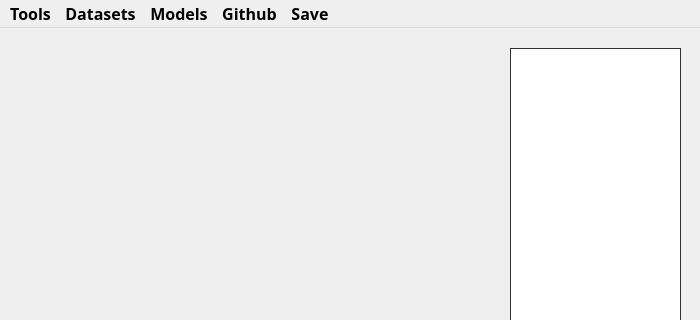
First picture: the form in Gui/Initial Window/form.ui, repository dirtishurt/Ai_For_All, before the edit; both pictures show x 0 to 700 and y 0 to 320 of the 700 by 560 pixel window.
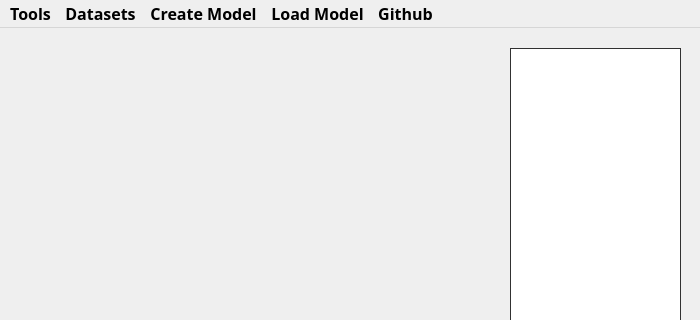
Second picture: the form after the edit. Custom widgets are drawn as their Qt base class.

Commit message: Added functionality to the create models button

What changed in the file:
```diff
--- a/Gui/Initial Window/form.ui
+++ b/Gui/Initial Window/form.ui
@@ -454,9 +454,9 @@
     <addaction name="actionRemove_2"/>
     <addaction name="actionOpen_2"/>
    </widget>
-   <widget class="QMenu" name="menuModels">
+   <widget class="CreateModels" name="menuCreateModels">
     <property name="title">
-     <string>Models</string>
+     <string>Create Model</string>
     </property>
    </widget>
    <widget class="Github" name="menuGithub">
@@ -464,16 +464,16 @@
      <string>Github</string>
     </property>
    </widget>
-   <widget class="QMenu" name="menuSave">
+   <widget class="QMenu" name="menuLoad_Model">
     <property name="title">
-     <string>Save</string>
+     <string>Load Model</string>
     </property>
    </widget>
    <addaction name="menuwhere_is_the_box"/>
    <addaction name="menuDatasets"/>
-   <addaction name="menuModels"/>
+   <addaction name="menuCreateModels"/>
+   <addaction name="menuLoad_Model"/>
    <addaction name="menuGithub"/>
-   <addaction name="menuSave"/>
   </widget>
   <widget class="QStatusBar" name="statusbar"/>
   <action name="actionOpen">
@@ -589,6 +589,11 @@
    <extends>QMenu</extends>
    <header>Github.h</header>
   </customwidget>
+  <customwidget>
+   <class>CreateModels</class>
+   <extends>QMenu</extends>
+   <header>Createmodels.h</header>
+  </customwidget>
  </customwidgets>
  <tabstops>
   <tabstop>detected_output</tabstop>
```
Left out of the diff: 7 changed lines with no effect on the pictures. The commit also changes 3 other files.
